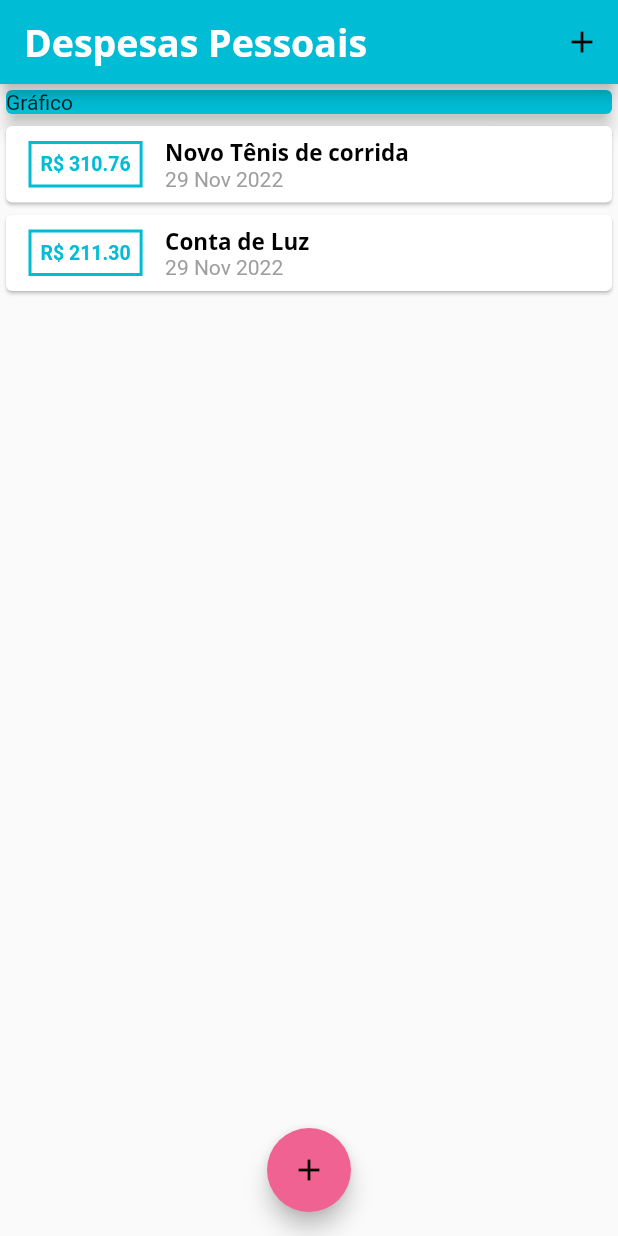
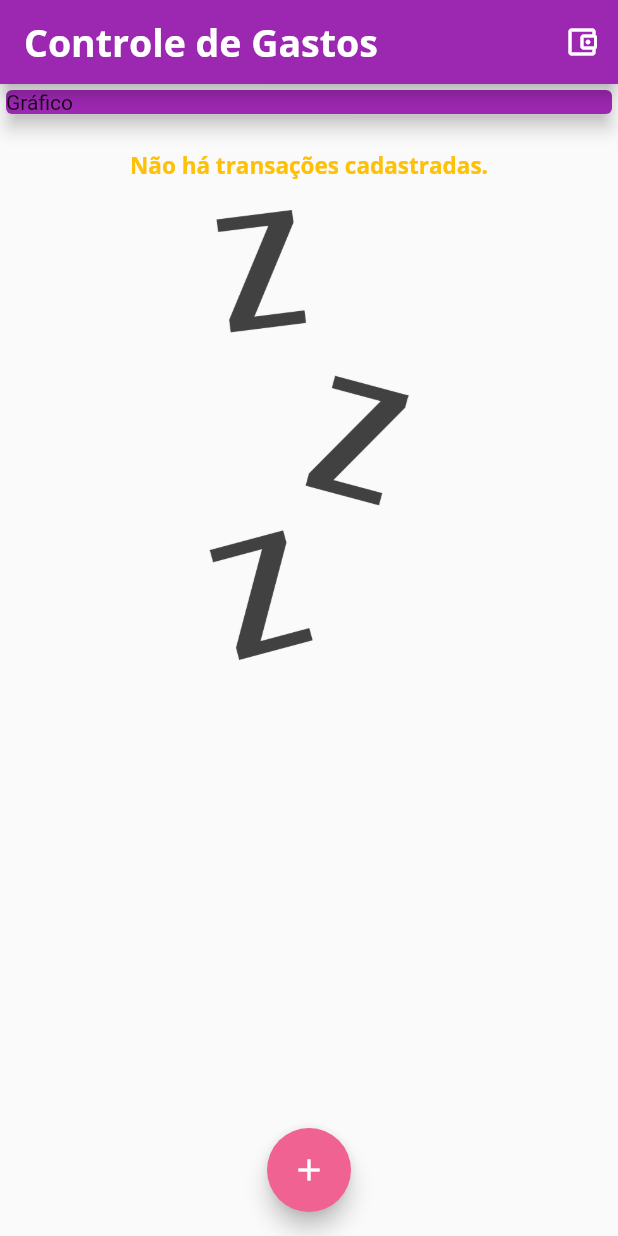
Before and after one commit to andrey-araujo/expenses, a Flutter app: the screen it shows after launch, on a phone screen of 412 x 824 dp. Run offline on Flutter 3.47's test engine with Material 2 defaults, Android fonts, the phone set to English and light mode, and no system bars.

Commit message:
#aula119: add png "zZz" to empty transaction list

```diff
--- a/lib/components/transaction_list.dart
+++ b/lib/components/transaction_list.dart
@@ -12,7 +12,29 @@ class TransactionList extends StatelessWidget {
   Widget build(BuildContext context) {
     return SizedBox(
       height: 500,
-      child: ListView.builder(
+      child: transactions.isEmpty
+          ? Column(
+              children: [
+                const SizedBox(
+                  height: 20,
+                ),
+                Text(
+                  'Não há transações cadastradas.',
+                  style: Theme.of(context).textTheme.headline6,
+                ),
+                const SizedBox(
+                  height: 20,
+                ),
+                SizedBox(
+                  height: 300,
+                  child: Image.asset(
+                    'assets/images/waiting.png',
+                    fit: BoxFit.cover,
+                  ),
+                ),
+              ],
+            )
+          : ListView.builder(
               itemCount: transactions.length,
               itemBuilder: (ctx, index) {
                 final tr = transactions[index];
--- a/lib/main.dart
+++ b/lib/main.dart
@@ -14,7 +14,7 @@ class ExpensesApp extends StatelessWidget {
     return MaterialApp(
       home: const MyHomePage(),
       theme: ThemeData(
-        colorScheme: ColorScheme.fromSwatch(primarySwatch: Colors.cyan)
+        colorScheme: ColorScheme.fromSwatch(primarySwatch: Colors.purple)
             .copyWith(secondary: Colors.pink[300]),
         fontFamily: 'Quicksand',
         appBarTheme: const AppBarTheme(
@@ -29,7 +29,7 @@ class ExpensesApp extends StatelessWidget {
                 fontFamily: 'OpenSans',
                 fontSize: 15,
                 fontWeight: FontWeight.bold,
-                color: Colors.black,
+                color: Colors.amber,
               ),
             ),
       ),
@@ -45,19 +45,19 @@ class MyHomePage extends StatefulWidget {
 }
 
 class _MyHomePageState extends State<MyHomePage> {
-  final _transactions = [
-    Transaction(
-      id: 't1',
-      title: 'Novo Tênis de corrida',
-      value: 310.76,
-      date: DateTime.now(),
-    ),
-    Transaction(
-      id: 't2',
-      title: 'Conta de Luz',
-      value: 211.30,
-      date: DateTime.now(),
-    ),
+  final List<Transaction> _transactions = [
+    // Transaction(
+    //   id: 't1',
+    //   title: 'Novo Tênis de corrida',
+    //   value: 310.76,
+    //   date: DateTime.now(),
+    // ),
+    // Transaction(
+    //   id: 't2',
+    //   title: 'Conta de Luz',
+    //   value: 211.30,
+    //   date: DateTime.now(),
+    // ),
   ];
 
   _addTransaction(String title, double value) {
@@ -88,10 +88,10 @@ class _MyHomePageState extends State<MyHomePage> {
   Widget build(BuildContext context) {
     return Scaffold(
       appBar: AppBar(
-        title: const Text('Despesas Pessoais'),
+        title: const Text('Controle de Gastos'),
         actions: [
           IconButton(
-            icon: const Icon(Icons.add),
+            icon: const Icon(Icons.account_balance_wallet_outlined),
             onPressed: () => _openTransactionFormModal(context),
           )
         ],
--- a/pubspec.yaml
+++ b/pubspec.yaml
@@ -59,8 +59,8 @@ flutter:
   uses-material-design: true
 
   # To add assets to your application, add an assets section, like this:
-  # assets:
-  #   - images/a_dot_burr.jpeg
+  assets:
+    - assets/images/waiting.png
   #   - images/a_dot_ham.jpeg
 
   # An image asset can refer to one or more resolution-specific "variants", see
```
Also changed, not shown: assets/images/waiting.png (added). Lines whose indentation alone changed are shown as unchanged.
